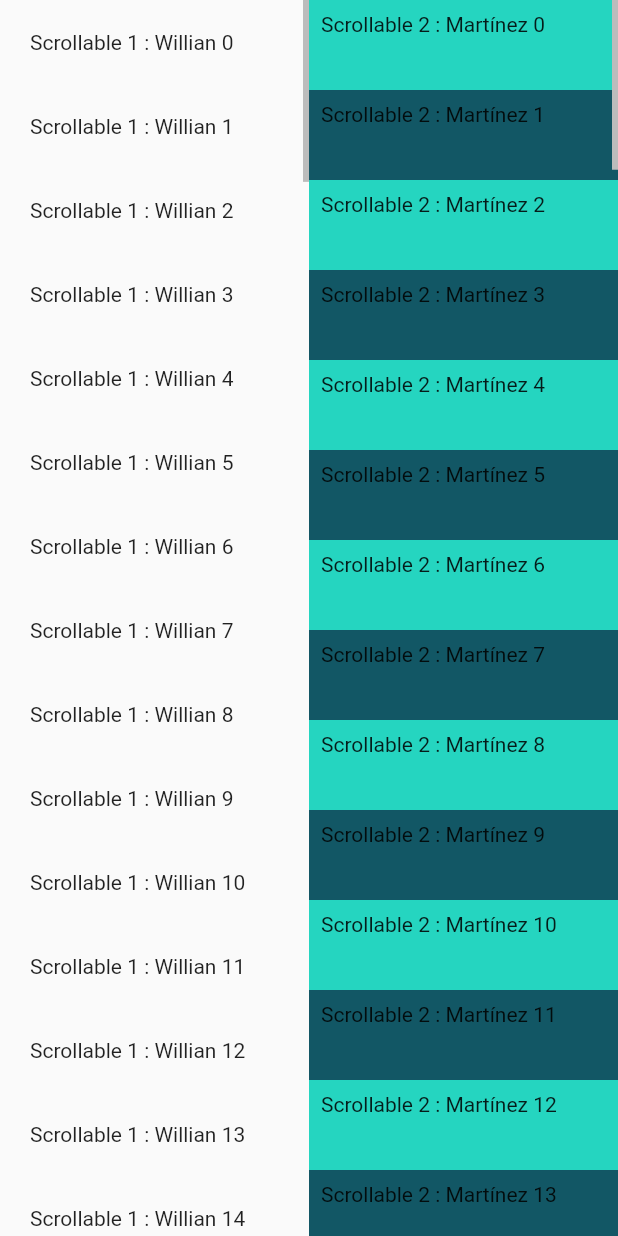
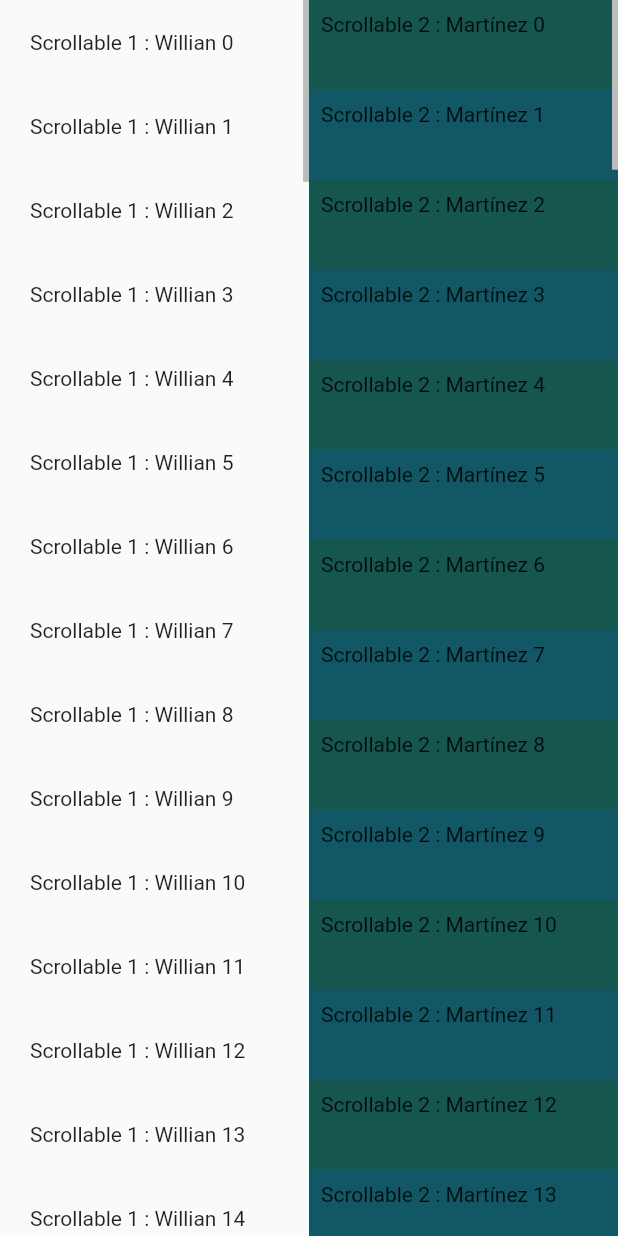
Before and after one commit to Willian0107/Scroll, a Flutter app: the RawScrollbarExample widget shown alone on an empty page, opened directly, on a phone screen of 412 x 824 dp. Run offline on Flutter 3.47's test engine with Material 2 defaults, Android fonts, the phone set to English and light mode, and no system bars.

Commit message:
cambie uno de los colores

```diff
--- a/lib/views/scroll_bar.dart
+++ b/lib/views/scroll_bar.dart
@@ -74,7 +74,7 @@ class _RawScrollbarExampleState extends State<RawScrollbarExample> {
                     return Container(
                       height: 60,
                       color: index.isEven
-                          ? Color.fromARGB(255, 37, 213, 192)
+                          ? Color.fromARGB(255, 21, 86, 79)
                           : Color.fromARGB(255, 18, 87, 101),
                       child: Padding(
                         padding: const EdgeInsets.all(8.0),
```
